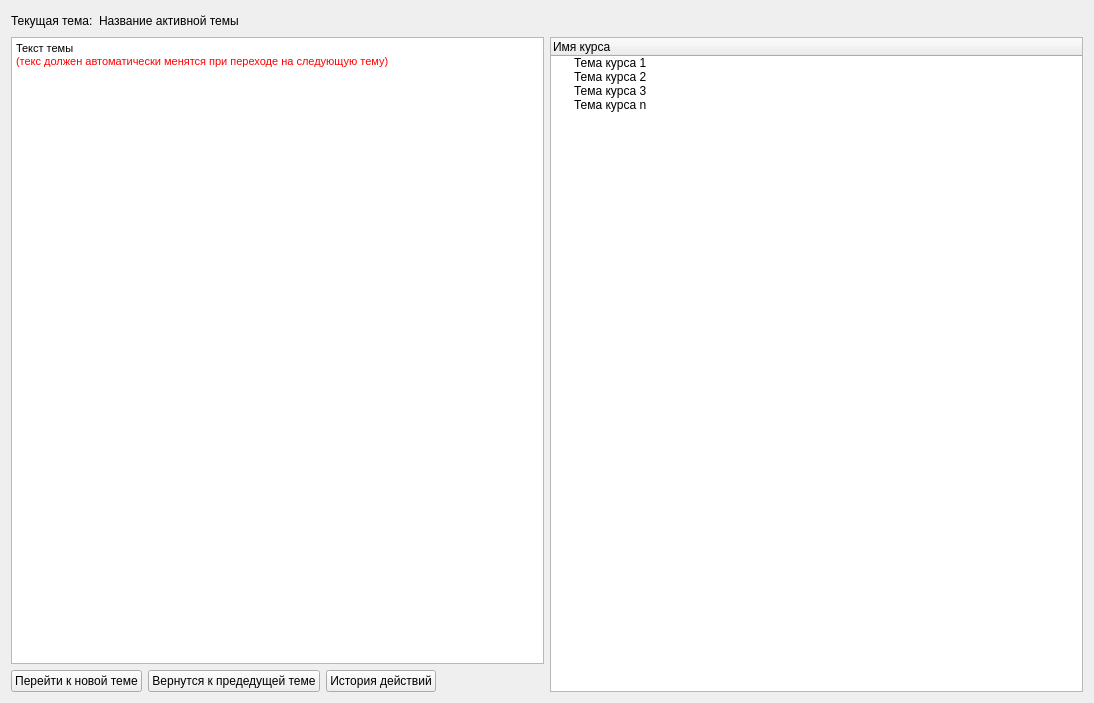
First picture: the form in Courses/Courses.ui, repository Denis-buh/AmGU_Progect, before the edit.
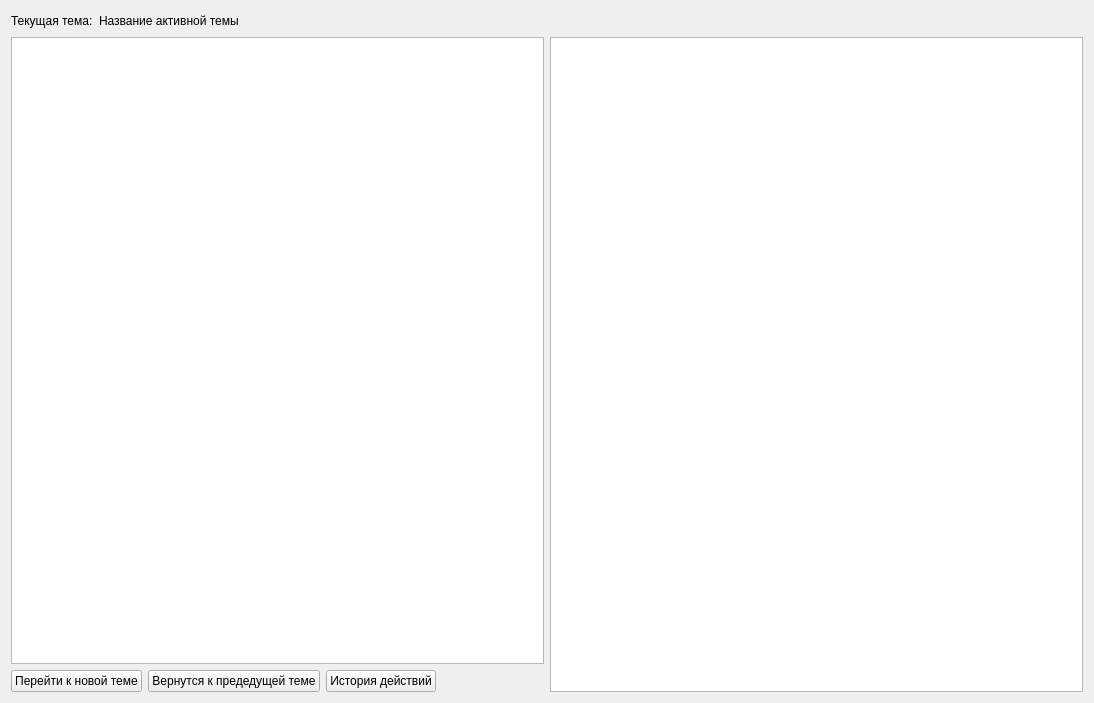
Second picture: the form after the edit.

Commit message:
Дополнение функционала курсов
Добавлено отображение информации на интерфейс ( из файлов курсов)
Перебрать код

```diff
--- a/Courses/Courses.ui
+++ b/Courses/Courses.ui
@@ -50,15 +50,13 @@
      <item>
       <layout class="QVBoxLayout" name="verticalLayout">
        <item>
-        <widget class="QTextEdit" name="subject_field">
+        <widget class="QTextBrowser" name="subject_field">
          <property name="html">
           <string>&lt;!DOCTYPE HTML PUBLIC &quot;-//W3C//DTD HTML 4.0//EN&quot; &quot;http://www.w3.org/TR/REC-html40/strict.dtd&quot;&gt;
 &lt;html&gt;&lt;head&gt;&lt;meta name=&quot;qrichtext&quot; content=&quot;1&quot; /&gt;&lt;style type=&quot;text/css&quot;&gt;
 p, li { white-space: pre-wrap; }
 &lt;/style&gt;&lt;/head&gt;&lt;body style=&quot; font-family:'MS Shell Dlg 2'; font-size:8.25pt; font-weight:400; font-style:normal;&quot;&gt;
-&lt;p style=&quot; margin-top:0px; margin-bottom:0px; margin-left:0px; margin-right:0px; -qt-block-indent:0; text-indent:0px;&quot;&gt;&lt;span style=&quot; color:#000000;&quot;&gt;Текст темы &lt;/span&gt;&lt;/p&gt;
-&lt;p style=&quot; margin-top:0px; margin-bottom:0px; margin-left:0px; margin-right:0px; -qt-block-indent:0; text-indent:0px;&quot;&gt;&lt;span style=&quot; color:#ff0000;&quot;&gt;(текс должен автоматически менятся при переходе на следующую тему) &lt;/span&gt;&lt;/p&gt;
-&lt;p style=&quot;-qt-paragraph-type:empty; margin-top:0px; margin-bottom:0px; margin-left:0px; margin-right:0px; -qt-block-indent:0; text-indent:0px;&quot;&gt;&lt;br /&gt;&lt;/p&gt;&lt;/body&gt;&lt;/html&gt;</string>
+&lt;p style=&quot;-qt-paragraph-type:empty; margin-top:0px; margin-bottom:0px; margin-left:0px; margin-right:0px; -qt-block-indent:0; text-indent:0px; font-size:8pt;&quot;&gt;&lt;br /&gt;&lt;/p&gt;&lt;/body&gt;&lt;/html&gt;</string>
          </property>
         </widget>
        </item>
@@ -104,31 +102,9 @@
      </item>
      <item>
       <widget class="QTreeWidget" name="course_tree">
-       <column>
-        <property name="text">
-         <string>Имя курса</string>
-        </property>
-       </column>
-       <item>
-        <property name="text">
-         <string>Тема курса 1</string>
-        </property>
-       </item>
-       <item>
-        <property name="text">
-         <string>Тема курса 2</string>
-        </property>
-       </item>
-       <item>
-        <property name="text">
-         <string>Тема курса 3</string>
-        </property>
-       </item>
-       <item>
-        <property name="text">
-         <string>Тема курса n</string>
-        </property>
-       </item>
+       <property name="columnCount">
+        <number>0</number>
+       </property>
       </widget>
      </item>
     </layout>
```
The commit also changes 2 other files.
